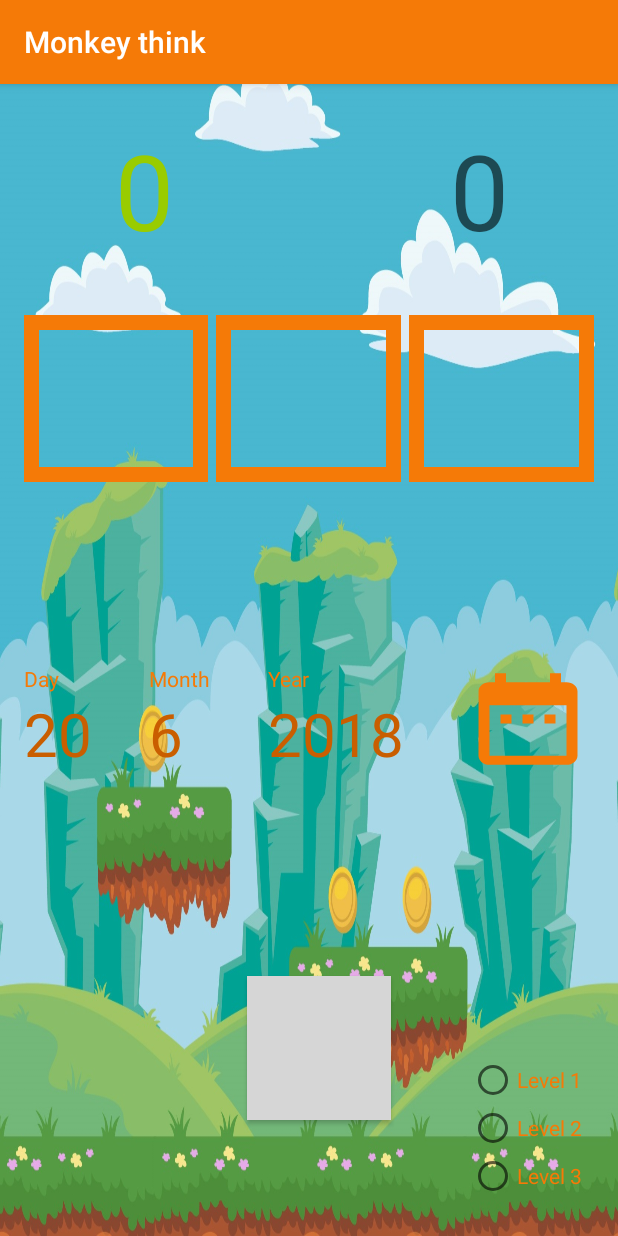
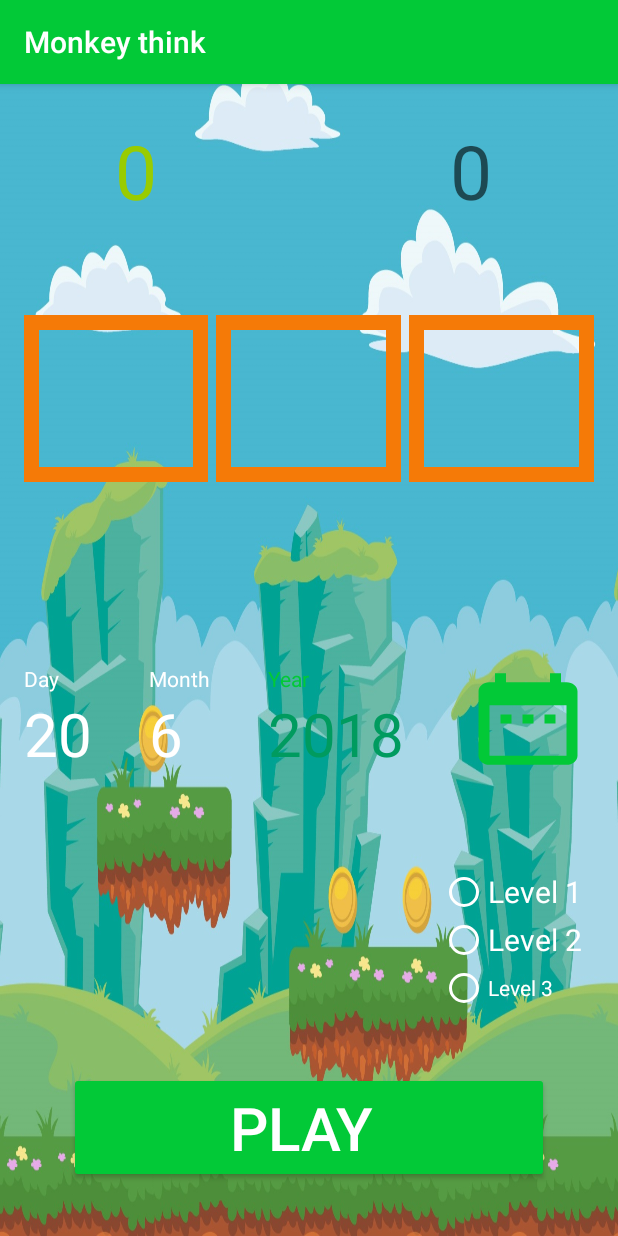
Before and after one commit to MohammedFouad/Randomdate, an Android app: the screen it shows after launch (MainActivity), on a phone screen of 412 x 824 dp. Run offline under Robolectric (Android 15) with nearby library versions, the phone set to English and light mode, and no system bars; our stand-ins replace AdMob, Firebase (no records; nobody signed in at launch, a user with empty details on screens opened directly); libraries missing offline, so code that uses them is left out: com.daimajia.androidanimations; grey boxes are pictures that could not be loaded.

Commit message:
editing app appearance

```diff
--- a/app/src/main/res/layout/activity_main.xml
+++ b/app/src/main/res/layout/activity_main.xml
@@ -93,13 +93,13 @@
                 android:layout_width="wrap_content"
                 android:layout_height="wrap_content"
                 android:text="@string/day"
-                android:textColor="@color/colorPrimary" />
+                android:textColor="@color/white" />
 
             <TextView
                 android:id="@+id/entered_day_text_view"
                 android:layout_width="wrap_content"
                 android:layout_height="wrap_content"
-                android:textColor="@color/colorPrimaryDark"
+                android:textColor="@color/white"
                 android:textSize="40sp"
                 app:layout_constraintBottom_toBottomOf="parent"
                 app:layout_constraintLeft_toLeftOf="parent"
@@ -120,13 +120,13 @@
                 android:layout_width="wrap_content"
                 android:layout_height="wrap_content"
                 android:text="@string/month"
-                android:textColor="@color/colorPrimary" />
+                android:textColor="@color/white" />
 
             <TextView
                 android:id="@+id/entered_month_text_view"
                 android:layout_width="wrap_content"
                 android:layout_height="wrap_content"
-                android:textColor="@color/colorPrimaryDark"
+                android:textColor="@color/white"
                 android:textSize="40sp"
                 app:layout_constraintBottom_toBottomOf="parent"
                 app:layout_constraintLeft_toLeftOf="parent"
@@ -176,7 +176,7 @@
     <TextView
         android:id="@+id/trialCount"
         android:layout_width="wrap_content"
-        android:layout_height="82dp"
+        android:layout_height="wrap_content"
         android:layout_marginBottom="8dp"
         android:layout_marginLeft="284dp"
         android:layout_marginRight="60dp"
@@ -184,7 +184,7 @@
         android:layout_marginTop="8dp"
         android:hint="@string/lucky"
         android:textColor="@color/colorPrimary"
-        android:textSize="70sp"
+        android:textSize="50sp"
         app:layout_constraintBottom_toBottomOf="parent"
         app:layout_constraintRight_toRightOf="parent"
         app:layout_constraintStart_toStartOf="parent"
@@ -194,19 +194,26 @@
 
     <Button
         android:id="@+id/generate_random_number"
-        android:layout_width="wrap_content"
+        android:layout_width="match_parent"
         android:layout_height="wrap_content"
         android:layout_marginBottom="8dp"
-        android:layout_marginEnd="52dp"
-        android:layout_marginRight="52dp"
-        android:layout_marginTop="8dp"
+        android:layout_marginEnd="30dp"
+        android:layout_marginLeft="30dp"
+        android:layout_marginRight="30dp"
+        android:layout_marginStart="30dp"
+        android:layout_marginTop="16dp"
         android:layout_weight="1"
-        android:background="@drawable/ic_play_arrow_black_24dp"
+        android:textSize="40sp"
+        style="@style/Animation.AppCompat.DropDownUp"
         android:backgroundTint="@color/colorPrimary"
+        android:textColor="@color/white"
+        android:text="PLAY "
         app:layout_constraintBottom_toBottomOf="parent"
-        app:layout_constraintEnd_toStartOf="@+id/radioGroup"
+        app:layout_constraintEnd_toEndOf="parent"
+        app:layout_constraintHorizontal_bias="0.503"
+        app:layout_constraintStart_toStartOf="parent"
         app:layout_constraintTop_toTopOf="parent"
-        app:layout_constraintVertical_bias="0.914" />
+        app:layout_constraintVertical_bias="0.982" />
 
     <Button
         android:id="@+id/resetCount"
@@ -219,15 +226,14 @@
         android:layout_marginStart="8dp"
         android:layout_marginTop="8dp"
         android:layout_weight="1"
+        android:background="@drawable/ic_refresh_black_24dp"
+        android:backgroundTint="@color/colorPrimary"
         android:onClick="resetCounter"
-     android:backgroundTint="@color/colorPrimary"
-        android:background="@drawable/ic_refresh_black_24dp"
         app:layout_constraintBottom_toBottomOf="parent"
-        app:layout_constraintEnd_toStartOf="@+id/generate_random_number"
-        app:layout_constraintHorizontal_bias="0.181"
+        app:layout_constraintEnd_toEndOf="parent"
         app:layout_constraintStart_toStartOf="parent"
         app:layout_constraintTop_toTopOf="parent"
-        app:layout_constraintVertical_bias="1.0" />
+        app:layout_constraintVertical_bias="0.951" />
 
 
     <RadioGroup
@@ -244,21 +250,25 @@
         app:layout_constraintHorizontal_bias="1.0"
         app:layout_constraintStart_toStartOf="parent"
         app:layout_constraintTop_toTopOf="parent"
-        app:layout_constraintVertical_bias="1.0">
+        app:layout_constraintVertical_bias="0.799">
 
         <RadioButton
             android:id="@+id/firstLevel"
             android:layout_width="wrap_content"
             android:layout_height="wrap_content"
             android:text="@string/levelOne"
-            android:textColor="@color/colorPrimary" />
+            android:textSize="20sp"
+            android:textColor="@color/white"
+            android:buttonTint="@color/white"/>
 
         <RadioButton
             android:id="@+id/secondLevel"
             android:layout_width="wrap_content"
             android:layout_height="wrap_content"
             android:text="@string/levelTwo"
-            android:textColor="@color/colorPrimary" />
+            android:textSize="20sp"
+            android:textColor="@color/white"
+            android:buttonTint="@color/white"/>
 
 
         <RadioButton
@@ -266,7 +276,8 @@
             android:layout_width="wrap_content"
             android:layout_height="wrap_content"
             android:text="@string/levelThree"
-            android:textColor="@color/colorPrimary" />
+            android:buttonTint="@color/white"
+            android:textColor="@color/white" />
 
 
     </RadioGroup>
@@ -283,10 +294,10 @@
         android:layout_marginTop="8dp"
         android:text="@string/lucky"
         android:textColor="@android:color/holo_green_light"
-        android:textSize="70sp"
+        android:textSize="50sp"
         app:layout_constraintBottom_toBottomOf="parent"
         app:layout_constraintEnd_toEndOf="parent"
-        app:layout_constraintHorizontal_bias="1.0"
+        app:layout_constraintHorizontal_bias="0.821"
         app:layout_constraintStart_toStartOf="parent"
         app:layout_constraintTop_toTopOf="parent"
         app:layout_constraintVertical_bias="0.0" />
--- a/app/src/main/res/values/colors.xml
+++ b/app/src/main/res/values/colors.xml
@@ -1,7 +1,7 @@
 <?xml version="1.0" encoding="utf-8"?>
 <resources>
-    <color name="colorPrimary">#f57a07</color>
-    <color name="colorPrimaryDark">#c95e00</color>
+    <color name="colorPrimary">#02c937</color>
+    <color name="colorPrimaryDark">#009b5f</color>
     <color name="colorAccent">#FF4081</color>
 
     <color name="colorTrialCount">#ffffff</color>
@@ -21,4 +21,10 @@
     <color name="dark_green">#007e2c</color>
 
     <color name="light_green">#02e250</color>
+
+    <color name="white">#ffffff</color>
+
+    <color name="red">#ff0b07</color>
+
+    <color name="blue">#3d8eff</color>
 </resources>
```
